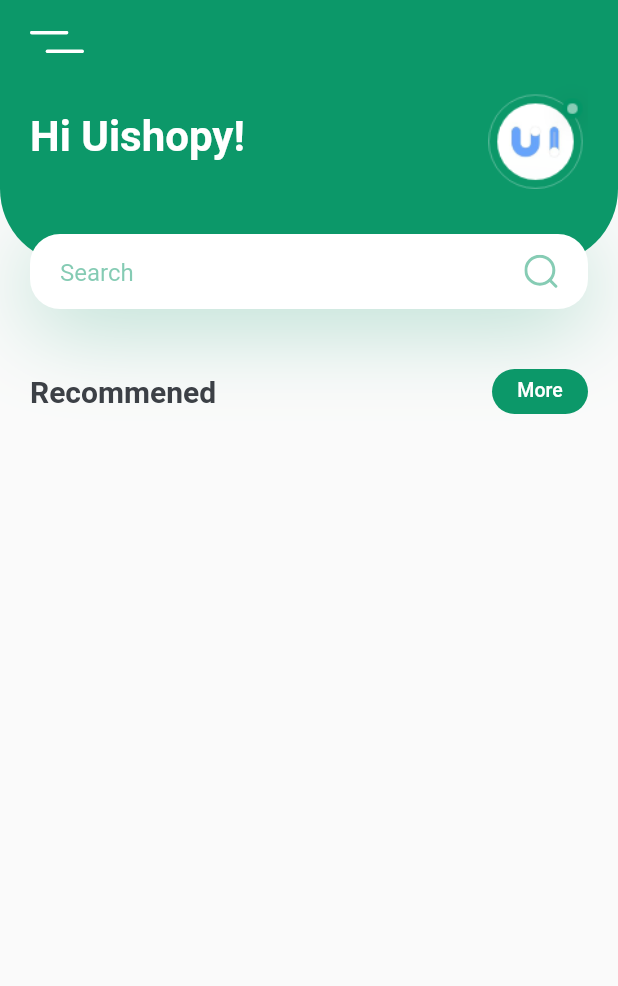
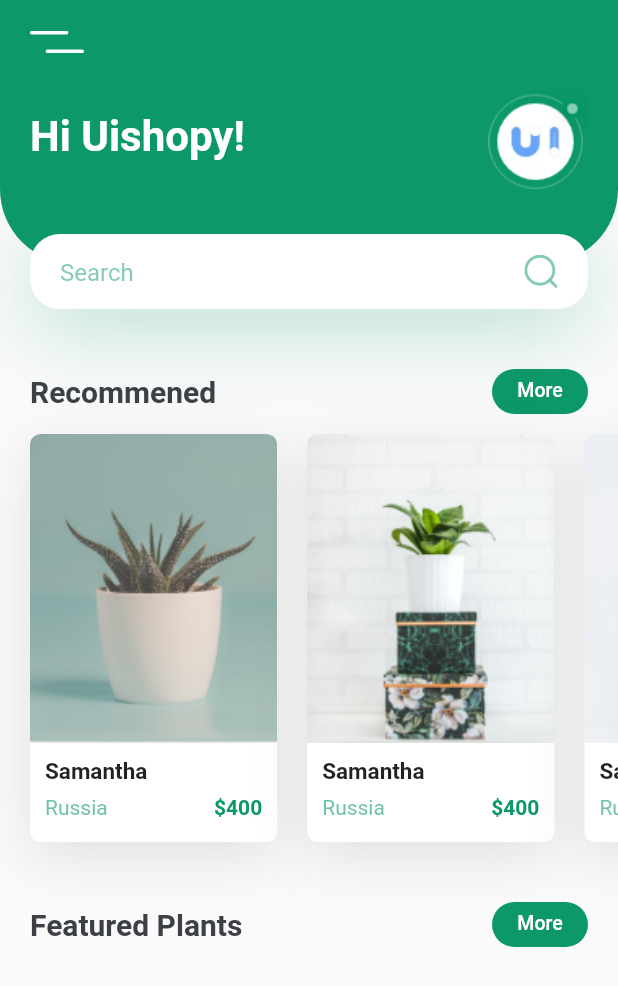
Before and after one commit to coderThanh/Flutter---Plant-App-Basic, a Flutter app: the screen it shows after launch, on a phone screen of 412 x 824 dp. Shown: the top 986 px of the screen. Run offline on Flutter 3.47's test engine with Material 2 defaults, Android fonts, the phone set to English and light mode, and no system bars; our stand-ins replace flutter_svg.

Commit message:
finished Recomend plant

```diff
--- a/lib/models/app_const_model.dart
+++ b/lib/models/app_const_model.dart
@@ -7,6 +7,7 @@
   static const background = Color(0xFFF9F8FD);
 
   static const double padding = 20.0;
+  static const double margin = 40.0;
 
   // Assests
   static const String iconMenu = 'assets/icons/menu.svg';
--- /dev/null
+++ b/lib/models/app_function_model.dart
@@ -0,0 +1,8 @@
+// This file will contain all function off app
+
+class AppFunc {
+  static double getHeightByRatio({required width, ratio = 56.2}) {
+    double result = width * ratio / 100;
+    return result;
+  }
+}
--- a/lib/views/screens/home_screen.dart
+++ b/lib/views/screens/home_screen.dart
@@ -1,8 +1,10 @@
+import 'package:flutter/gestures.dart';
 import 'package:flutter/material.dart';
 import 'package:flutter_svg/svg.dart';
 
 import '../../models/app_const_model.dart';
 import '../widgets/header_circle_widget.dart';
+import '../widgets/recommened_list_widget.dart';
 import '../widgets/title_width_button_widget.dart';
 
 class HomeScreen extends StatefulWidget {
@@ -15,20 +17,32 @@
 class _HomeScreenState extends State<HomeScreen> {
   @override
   Widget build(BuildContext context) {
+    Size size = MediaQuery.of(context).size;
+
     return Scaffold(
       appBar: homeAppBar(),
-      body: Column(
-        children: [
-          const HeaderCircleWidget(),
-          const SizedBox(
-            height: 40,
-          ),
-          title_with_button_widget(
-            title: 'Recommened',
-            button: 'More',
-            onPress: () {},
-          ),
-        ],
+      body: SingleChildScrollView(
+        physics: const ClampingScrollPhysics(), // stop scroll on top
+        padding: const EdgeInsets.only(bottom: AppConst.margin),
+        child: Column(
+          crossAxisAlignment: CrossAxisAlignment.start,
+          children: [
+            const HeaderCircleWidget(),
+            const SizedBox(height: AppConst.margin),
+
+            // Block Recomment
+            TitleWithButtonWidget(
+                title: 'Recommened', button: 'More', onPress: () {}),
+            const SizedBox(height: AppConst.margin / 3),
+            const RecommenedListWidget(),
+
+            // Block Feature plant
+            const SizedBox(height: AppConst.margin),
+            TitleWithButtonWidget(
+                title: 'Featured Plants', button: 'More', onPress: () {}),
+            const SizedBox(height: AppConst.margin / 2.5),
+          ],
+        ),
       ),
     );
   }
--- /dev/null
+++ b/lib/views/widgets/product_box_default_widget.dart
@@ -0,0 +1,119 @@
+import 'package:flutter/material.dart';
+
+import '../../models/app_const_model.dart';
+import '../../models/app_function_model.dart';
+
+class ProductBoxDefault extends StatelessWidget {
+  const ProductBoxDefault({
+    Key? key,
+    required this.size,
+    required this.img,
+    required this.tilte,
+    required this.country,
+    required this.price,
+    this.margin,
+    this.onPress,
+  }) : super(key: key);
+
+  final Size size;
+  final String img, tilte, country, price;
+  final VoidCallback? onPress;
+  final EdgeInsets? margin;
+
+  @override
+  Widget build(BuildContext context) {
+    return GestureDetector(
+      onTap: onPress,
+      child: Container(
+        width: size.width * 0.4,
+        margin: margin,
+        decoration: BoxDecoration(
+          boxShadow: [
+            BoxShadow(
+              offset: const Offset(0, 10),
+              blurRadius: 30,
+              color: Colors.black.withOpacity(0.1),
+            ),
+          ],
+        ),
+        child: Column(
+          children: [
+            // Box img
+            Container(
+              height:
+                  AppFunc.getHeightByRatio(width: size.width * 0.4, ratio: 125),
+              clipBehavior: Clip.antiAlias,
+              decoration: const BoxDecoration(
+                borderRadius: BorderRadius.only(
+                  topLeft: Radius.circular(7),
+                  topRight: Radius.circular(7),
+                ),
+              ),
+              child: Image.asset(
+                img,
+                fit: BoxFit.cover,
+                alignment: Alignment.center,
+              ),
+            ),
+
+            // Box text
+            Container(
+              decoration: const BoxDecoration(
+                color: Colors.white,
+                borderRadius: BorderRadius.only(
+                  bottomLeft: Radius.circular(7),
+                  bottomRight: Radius.circular(7),
+                ),
+              ),
+              padding: const EdgeInsets.only(
+                  top: 10, left: 10, right: 10, bottom: 15),
+              child: Column(
+                crossAxisAlignment: CrossAxisAlignment.start,
+                children: [
+                  Text(
+                    tilte,
+                    style: const TextStyle(
+                      fontWeight: FontWeight.w600,
+                      fontSize: 15,
+                      height: 1.2,
+                    ),
+                  ),
+                  const SizedBox(height: 7),
+                  Row(
+                    crossAxisAlignment: CrossAxisAlignment.start,
+                    children: [
+                      Expanded(
+                        child: Text(
+                          country,
+                          maxLines: 2,
+                          overflow: TextOverflow.ellipsis,
+                          style: TextStyle(
+                              color: AppConst.primary.withOpacity(0.6),
+                              fontSize: 14,
+                              height: 1.15),
+                        ),
+                      ),
+                      const SizedBox(width: 7),
+                      Expanded(
+                        child: Text(
+                          '\$$price',
+                          textAlign: TextAlign.right,
+                          style: const TextStyle(
+                            color: AppConst.primary,
+                            fontWeight: FontWeight.w600,
+                            fontSize: 14,
+                            height: 1.15,
+                          ),
+                        ),
+                      ),
+                    ],
+                  ),
+                ],
+              ),
+            )
+          ],
+        ),
+      ),
+    );
+  }
+}
--- /dev/null
+++ b/lib/views/widgets/recommened_list_widget.dart
@@ -0,0 +1,54 @@
+import 'package:flutter/material.dart';
+
+import '../../models/app_const_model.dart';
+import 'product_box_default_widget.dart';
+
+class RecommenedListWidget extends StatelessWidget {
+  const RecommenedListWidget({
+    Key? key,
+  }) : super(key: key);
+
+  @override
+  Widget build(BuildContext context) {
+    final Size size = MediaQuery.of(context).size;
+
+    return SingleChildScrollView(
+      scrollDirection: Axis.horizontal,
+      clipBehavior: Clip.none,
+      child: Padding(
+        padding: const EdgeInsets.only(left: AppConst.padding),
+        child: Row(
+          children: [
+            ProductBoxDefault(
+              size: size,
+              tilte: 'Samantha',
+              price: '400',
+              img: 'assets/images/image_1.png',
+              country: 'Russia',
+              onPress: () {},
+              margin: const EdgeInsets.only(right: AppConst.padding),
+            ),
+            ProductBoxDefault(
+              size: size,
+              tilte: 'Samantha',
+              price: '400',
+              img: 'assets/images/image_2.png',
+              country: 'Russia',
+              margin: const EdgeInsets.only(right: AppConst.padding),
+              onPress: () {},
+            ),
+            ProductBoxDefault(
+              size: size,
+              tilte: 'Samantha',
+              price: '400',
+              img: 'assets/images/image_3.png',
+              country: 'Russia',
+              margin: const EdgeInsets.only(right: AppConst.padding),
+              onPress: () {},
+            ),
+          ],
+        ),
+      ),
+    );
+  }
+}
--- a/lib/views/widgets/title_width_button_widget.dart
+++ b/lib/views/widgets/title_width_button_widget.dart
@@ -2,12 +2,12 @@
 
 import '../../models/app_const_model.dart';
 
-class title_with_button_widget extends StatefulWidget {
-  String title;
-  String button;
-  VoidCallback onPress;
+class TitleWithButtonWidget extends StatefulWidget {
+  final String title;
+  final String button;
+  final VoidCallback onPress;
 
-  title_with_button_widget({
+  const TitleWithButtonWidget({
     Key? key,
     required this.title,
     required this.button,
@@ -15,11 +15,10 @@
   }) : super(key: key);
 
   @override
-  State<title_with_button_widget> createState() =>
-      _title_with_button_widgetState();
+  State<TitleWithButtonWidget> createState() => _TitleWithButtonWidgetState();
 }
 
-class _title_with_button_widgetState extends State<title_with_button_widget> {
+class _TitleWithButtonWidgetState extends State<TitleWithButtonWidget> {
   @override
   Widget build(BuildContext context) {
     return Padding(
@@ -41,21 +40,22 @@
             height: 30,
             child: TextButton(
               onPressed: widget.onPress,
+              style: TextButton.styleFrom(
+                backgroundColor: AppConst.primary,
+                padding:
+                    const EdgeInsets.symmetric(horizontal: 15, vertical: 3),
+                shape: RoundedRectangleBorder(
+                  borderRadius: BorderRadius.circular(100),
+                ),
+                primary: Colors.white10,
+              ),
               child: Text(
                 widget.button,
-                style: TextStyle(
+                style: const TextStyle(
                   fontSize: 13,
                   color: Colors.white,
                   height: 1,
                 ),
-              ),
-              style: TextButton.styleFrom(
-                backgroundColor: AppConst.primary,
-                padding: EdgeInsets.symmetric(horizontal: 15, vertical: 3),
-                shape: RoundedRectangleBorder(
-                  borderRadius: BorderRadius.circular(100),
-                ),
-                primary: Colors.white10,
               ),
             ),
           ),
```
